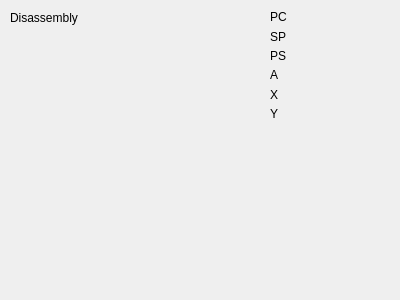
The window that SenBoy/debugwindow.ui (Senryoku/SenBoy) describes before a commit, drawn with Qt 5.
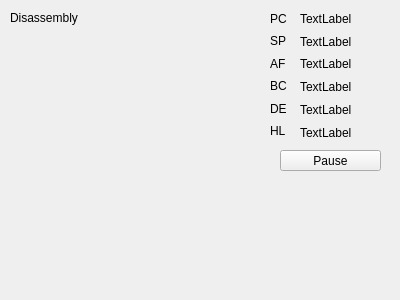
The same window after the commit.

Commit message: Debug window is showing up

The edit to the form file:
```diff
--- a/SenBoy/debugwindow.ui
+++ b/SenBoy/debugwindow.ui
@@ -18,8 +18,8 @@
     <rect>
      <x>270</x>
      <y>10</y>
-     <width>51</width>
-     <height>110</height>
+     <width>21</width>
+     <height>129</height>
     </rect>
    </property>
    <layout class="QVBoxLayout" name="verticalLayout">
@@ -40,28 +40,28 @@
     <item>
      <widget class="QLabel" name="label_6">
       <property name="text">
-       <string>PS</string>
+       <string>AF</string>
       </property>
      </widget>
     </item>
     <item>
      <widget class="QLabel" name="label_2">
       <property name="text">
-       <string>A</string>
+       <string>BC</string>
       </property>
      </widget>
     </item>
     <item>
      <widget class="QLabel" name="label_3">
       <property name="text">
-       <string>X</string>
+       <string>DE</string>
       </property>
      </widget>
     </item>
     <item>
      <widget class="QLabel" name="label_4">
       <property name="text">
-       <string>Y</string>
+       <string>HL</string>
       </property>
      </widget>
     </item>
@@ -70,13 +70,56 @@
   <widget class="QWidget" name="verticalLayoutWidget_2">
    <property name="geometry">
     <rect>
-     <x>330</x>
+     <x>300</x>
      <y>10</y>
-     <width>61</width>
-     <height>101</height>
+     <width>91</width>
+     <height>131</height>
     </rect>
    </property>
-   <layout class="QVBoxLayout" name="verticalLayout_2"/>
+   <layout class="QVBoxLayout" name="verticalLayout_2">
+    <item>
+     <widget class="QLabel" name="PC_Val">
+      <property name="text">
+       <string>TextLabel</string>
+      </property>
+     </widget>
+    </item>
+    <item>
+     <widget class="QLabel" name="SP_Val">
+      <property name="text">
+       <string>TextLabel</string>
+      </property>
+     </widget>
+    </item>
+    <item>
+     <widget class="QLabel" name="AF_Val">
+      <property name="text">
+       <string>TextLabel</string>
+      </property>
+     </widget>
+    </item>
+    <item>
+     <widget class="QLabel" name="BC_Val">
+      <property name="text">
+       <string>TextLabel</string>
+      </property>
+     </widget>
+    </item>
+    <item>
+     <widget class="QLabel" name="DE_Val">
+      <property name="text">
+       <string>TextLabel</string>
+      </property>
+     </widget>
+    </item>
+    <item>
+     <widget class="QLabel" name="HL_Val">
+      <property name="text">
+       <string>TextLabel</string>
+      </property>
+     </widget>
+    </item>
+   </layout>
   </widget>
   <widget class="QLabel" name="label_7">
    <property name="geometry">
@@ -91,6 +134,19 @@
     <string>Disassembly</string>
    </property>
   </widget>
+  <widget class="QPushButton" name="Pause">
+   <property name="geometry">
+    <rect>
+     <x>280</x>
+     <y>150</y>
+     <width>101</width>
+     <height>21</height>
+    </rect>
+   </property>
+   <property name="text">
+    <string>Pause</string>
+   </property>
+  </widget>
  </widget>
  <resources/>
  <connections/>
```
Left out of the diff: 17 changed lines with no effect on the pictures. The commit also changes 3 other files.
